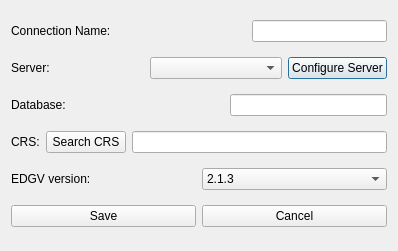
Before: the Qt Designer form DbTools/PostGISTool/ui_postgisDBTool.ui in dsgoficial/DsgTools, drawn with Qt 5.
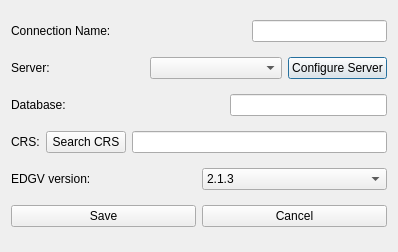
After: the same form once the commit is applied.

Diff of the .ui file:
```diff
--- a/DbTools/PostGISTool/ui_postgisDBTool.ui
+++ b/DbTools/PostGISTool/ui_postgisDBTool.ui
@@ -7,7 +7,7 @@
     <x>0</x>
     <y>0</y>
     <width>398</width>
-    <height>251</height>
+    <height>252</height>
    </rect>
   </property>
   <property name="windowTitle">
```
Left out of the diff: 5 changed lines with no effect on the pictures.
